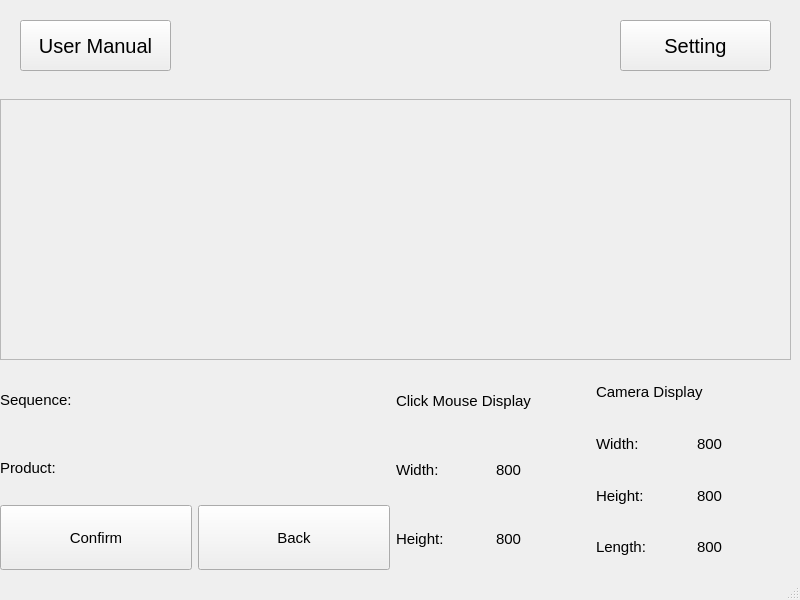
Old version of the form Greyform-linux-ros1/Python_Application/UI_Design/mainframe.ui in the repository mokzhizhuan/GreyForm_UIs.
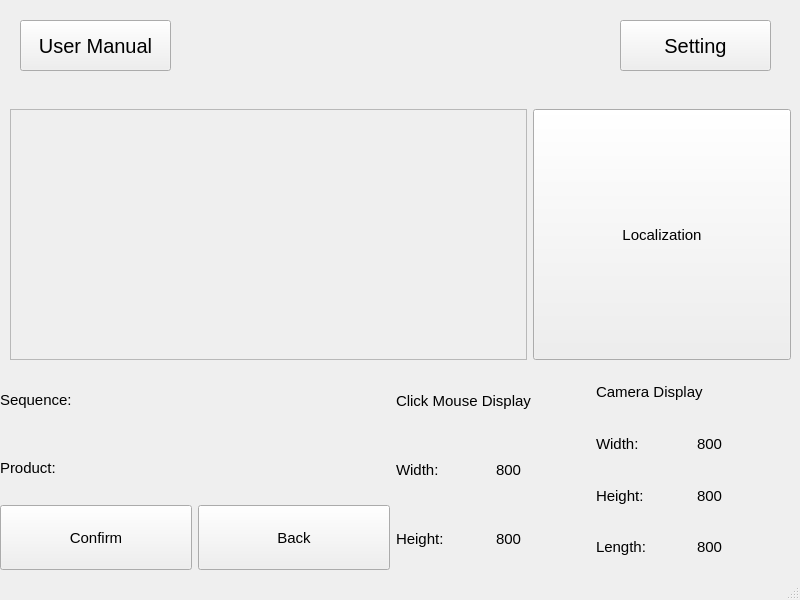
New version of the form. The open tabs and pages were chosen to show the change.

The edit to the form file:
```diff
--- a/Greyform-linux-ros1/Python_Application/UI_Design/mainframe.ui
+++ b/Greyform-linux-ros1/Python_Application/UI_Design/mainframe.ui
@@ -411,34 +411,6 @@
          <verstretch>0</verstretch>
         </sizepolicy>
        </property>
-       <widget class="QWidget" name="layoutWidgetpage4">
-        <property name="geometry">
-         <rect>
-          <x>0</x>
-          <y>10</y>
-          <width>791</width>
-          <height>261</height>
-         </rect>
-        </property>
-        <layout class="QVBoxLayout" name="verticalLayout" stretch="0">
-         <item>
-          <widget class="QFrame" name="vtkframe">
-           <property name="sizePolicy">
-            <sizepolicy hsizetype="MinimumExpanding" vsizetype="MinimumExpanding">
-             <horstretch>5</horstretch>
-             <verstretch>0</verstretch>
-            </sizepolicy>
-           </property>
-           <property name="frameShape">
-            <enum>QFrame::StyledPanel</enum>
-           </property>
-           <property name="frameShadow">
-            <enum>QFrame::Raised</enum>
-           </property>
-          </widget>
-         </item>
-        </layout>
-       </widget>
        <widget class="QWidget" name="horizontalLayoutWidgetpage4">
         <property name="geometry">
          <rect>
@@ -649,6 +621,51 @@
          </item>
         </layout>
        </widget>
+       <widget class="QWidget" name="layoutWidgetpage4">
+        <property name="geometry">
+         <rect>
+          <x>10</x>
+          <y>20</y>
+          <width>781</width>
+          <height>251</height>
+         </rect>
+        </property>
+        <layout class="QHBoxLayout" name="horizontalLayout_15" stretch="2,1">
+         <item>
+          <layout class="QVBoxLayout" name="verticalLayout">
+           <item>
+            <widget class="QFrame" name="vtkframe">
+             <property name="sizePolicy">
+              <sizepolicy hsizetype="MinimumExpanding" vsizetype="MinimumExpanding">
+               <horstretch>5</horstretch>
+               <verstretch>0</verstretch>
+              </sizepolicy>
+             </property>
+             <property name="frameShape">
+              <enum>QFrame::StyledPanel</enum>
+             </property>
+             <property name="frameShadow">
+              <enum>QFrame::Raised</enum>
+             </property>
+            </widget>
+           </item>
+          </layout>
+         </item>
+         <item>
+          <widget class="QPushButton" name="LocalizationButton">
+           <property name="sizePolicy">
+            <sizepolicy hsizetype="Expanding" vsizetype="Expanding">
+             <horstretch>0</horstretch>
+             <verstretch>0</verstretch>
+            </sizepolicy>
+           </property>
+           <property name="text">
+            <string>Localization</string>
+           </property>
+          </widget>
+         </item>
+        </layout>
+       </widget>
       </widget>
       <widget class="QWidget" name="page_4">
        <property name="sizePolicy">
```
Left out of the diff: 20 changed lines with no effect on the pictures.
